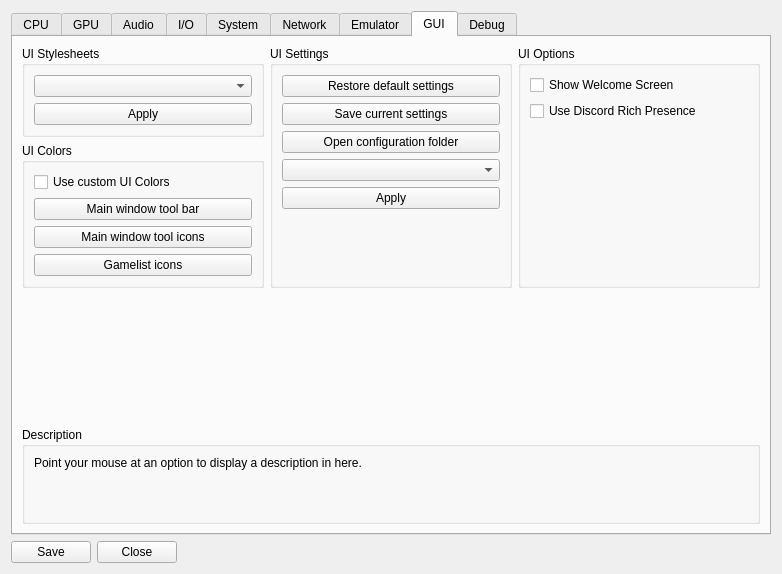
The window that rpcs3/rpcs3qt/settings_dialog.ui (RPCS3/rpcs3) describes before a commit, drawn with Qt 5.
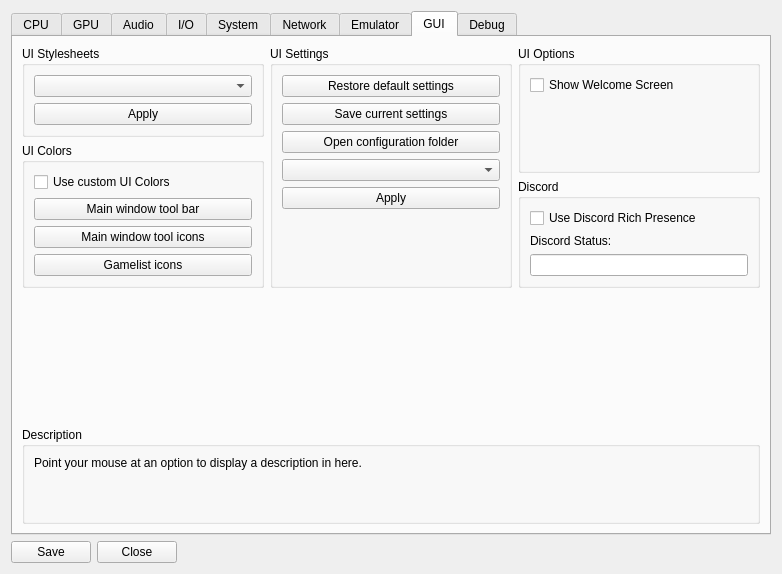
The same window after the commit. The open tabs and pages were chosen to show the change. Icons and pictures are not drawn.

```diff
--- a/rpcs3/rpcs3qt/settings_dialog.ui
+++ b/rpcs3/rpcs3qt/settings_dialog.ui
@@ -1556,7 +1556,7 @@
       </attribute>
       <layout class="QVBoxLayout" name="verticalLayout_43">
        <item>
-        <layout class="QHBoxLayout" name="horizontalLayout_2">
+        <layout class="QHBoxLayout" name="horizontalLayout_2" stretch="1,1,1">
          <item>
           <layout class="QVBoxLayout" name="verticalLayout_9">
            <item>
@@ -1729,6 +1729,31 @@
                </widget>
               </item>
               <item>
+               <spacer name="verticalSpacer_17">
+                <property name="orientation">
+                 <enum>Qt::Vertical</enum>
+                </property>
+                <property name="sizeType">
+                 <enum>QSizePolicy::MinimumExpanding</enum>
+                </property>
+                <property name="sizeHint" stdset="0">
+                 <size>
+                  <width>0</width>
+                  <height>0</height>
+                 </size>
+                </property>
+               </spacer>
+              </item>
+             </layout>
+            </widget>
+           </item>
+           <item>
+            <widget class="QGroupBox" name="gb_discord">
+             <property name="title">
+              <string>Discord</string>
+             </property>
+             <layout class="QVBoxLayout" name="verticalLayout_68">
+              <item>
                <widget class="QCheckBox" name="useRichPresence">
                 <property name="text">
                  <string>Use Discord Rich Presence</string>
@@ -1736,20 +1761,24 @@
                </widget>
               </item>
               <item>
-               <spacer name="verticalSpacer_17">
-                <property name="orientation">
-                 <enum>Qt::Vertical</enum>
+               <widget class="QLabel" name="label_discordState">
+                <property name="text">
+                 <string>Discord Status:</string>
                 </property>
-                <property name="sizeType">
-                 <enum>QSizePolicy::MinimumExpanding</enum>
+               </widget>
+              </item>
+              <item>
+               <widget class="QLineEdit" name="discordState">
+                <property name="sizePolicy">
+                 <sizepolicy hsizetype="MinimumExpanding" vsizetype="Fixed">
+                  <horstretch>0</horstretch>
+                  <verstretch>0</verstretch>
+                 </sizepolicy>
                 </property>
-                <property name="sizeHint" stdset="0">
-                 <size>
-                  <width>13</width>
-                  <height>13</height>
-                 </size>
+                <property name="maxLength">
+                 <number>128</number>
                 </property>
-               </spacer>
+               </widget>
               </item>
              </layout>
             </widget>
```
Left out of the diff: 2 changed lines with no effect on the pictures.
